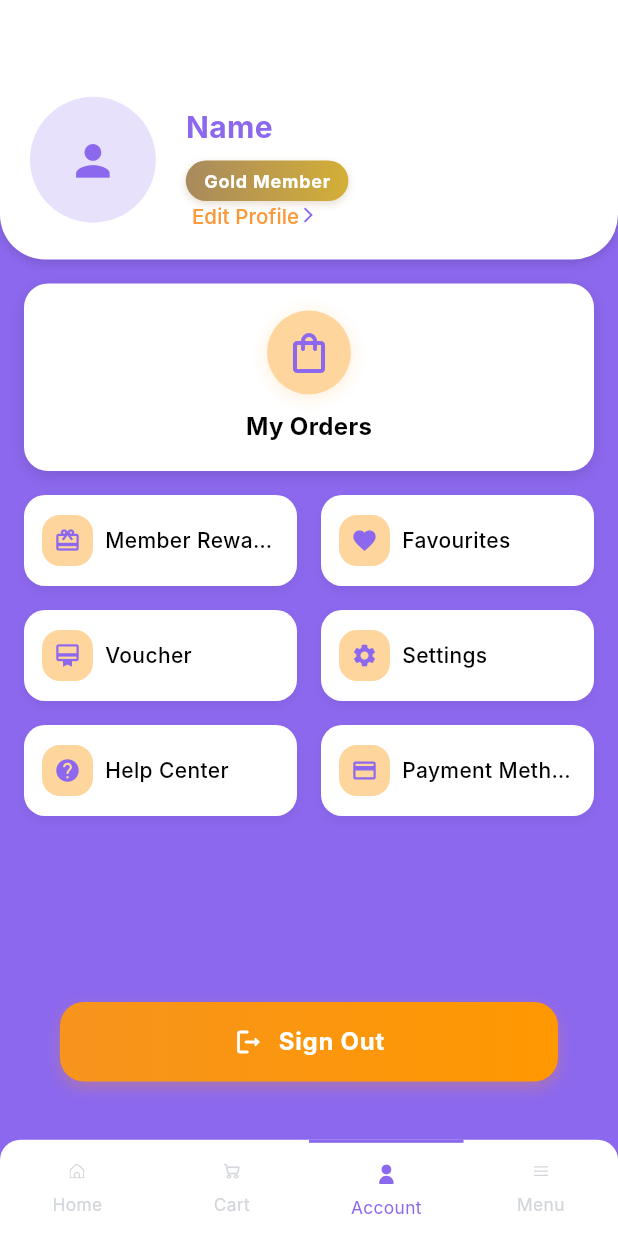
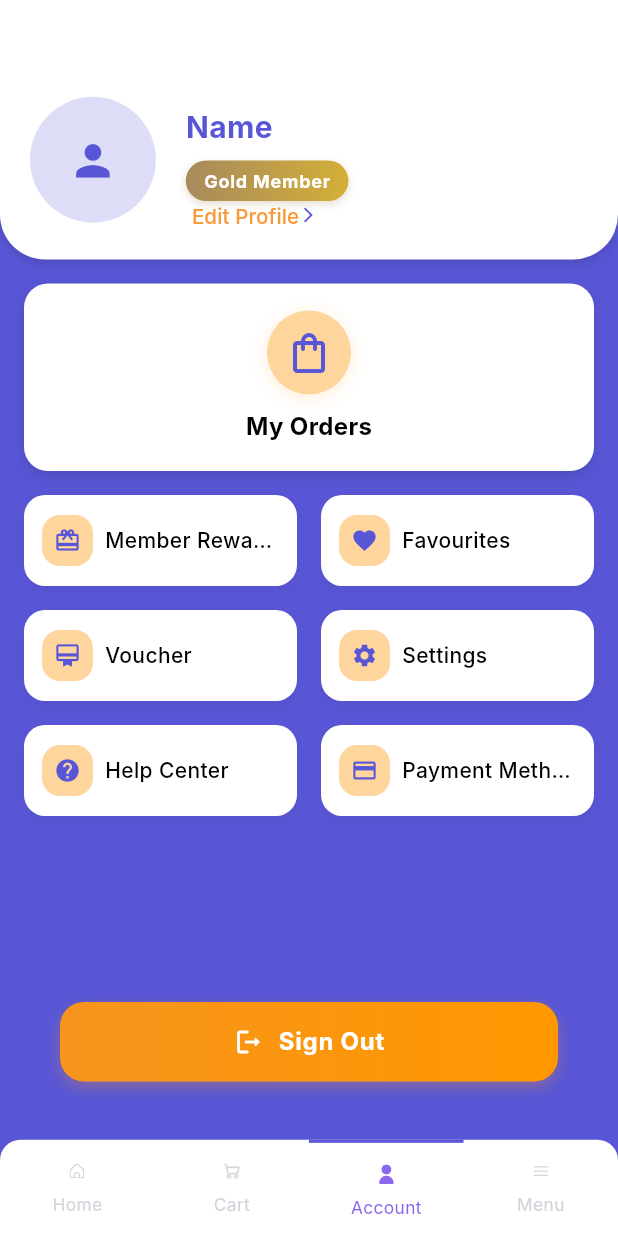
Before and after one commit to huynqh0101/Flutter_Ec, a Flutter app: the ProfileScreen screen opened by its route, on a phone screen of 412 x 824 dp. Run offline on Flutter 3.47's test engine with Material 3 defaults, Android fonts, the phone set to English and light mode, and no system bars; our stand-ins replace cached_network_image, cloud_firestore, dio, firebase_auth, firebase_core, firebase_storage and 6 more; missing offline and left inert: carousel_slider_plus, flutter_stripe, responsive_grid_list; accounts and stored records are empty; Roboto replaces fonts that are missing (Inter); project files that could hold a hidden picture were left out.

Commit message:
update code 2

```diff
--- a/lib/theme/theme_helper.dart
+++ b/lib/theme/theme_helper.dart
@@ -141,7 +141,7 @@ class LightCodeColors {
   Color get black900 => const Color(0XFF000000);
   Color get blueGray100 => const Color(0XFFD2D6DB);
   Color get blueGray300 => const Color(0XFF9DA4AE);
-  Color get deepPurpleA200 => const Color(0XFF8C68EE);
+  Color get deepPurpleA200 => const Color(0XFF5856D6);
   Color get gray200 => const Color(0XFFE5E7EB);
   Color get gray50 => const Color(0XFFFCFCFD);
   Color get gray5001 => const Color(0XFFF9FAFB);
```
